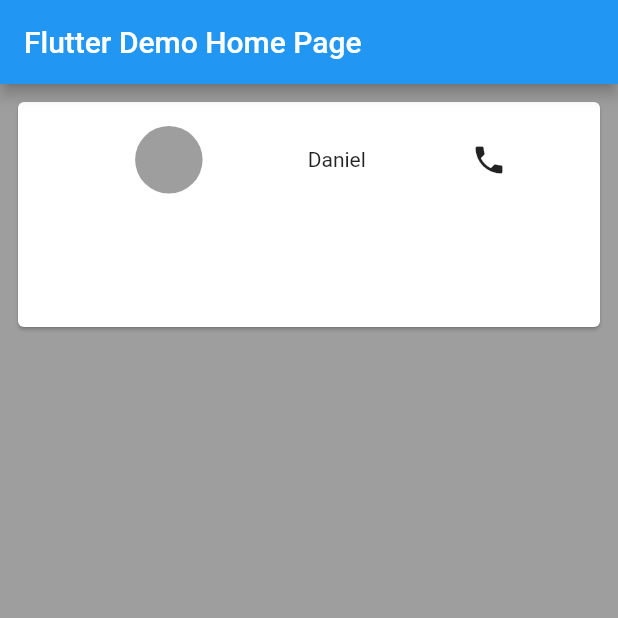
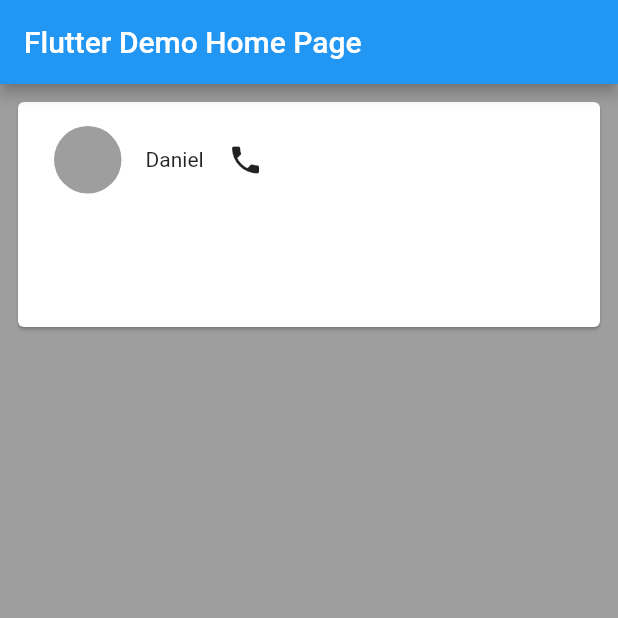
Before and after one commit to dan7sc/flutter-example2, a Flutter app: the screen it shows after launch, on a phone screen of 412 x 824 dp, the top half of it. Run offline on Flutter 3.47's test engine with Material 2 defaults, Android fonts, the phone set to English and light mode, and no system bars.

Commit message:
Add Align around Icon

```diff
--- a/lib/main.dart
+++ b/lib/main.dart
@@ -47,7 +47,7 @@ class _MyHomePageState extends State<MyHomePage> {
                   child: Column(
                     children: [
                       Row(
-                        mainAxisAlignment: MainAxisAlignment.spaceEvenly,
+                        mainAxisAlignment: MainAxisAlignment.start,
                         children: [
                           Padding(
                             padding: const EdgeInsets.symmetric(
@@ -67,7 +67,10 @@ class _MyHomePageState extends State<MyHomePage> {
                             padding: const EdgeInsets.only(right: 16.0),
                             child: Text("Daniel"),
                           ),
-                          Icon(Icons.phone),
+                          Align(
+                            alignment: Alignment.centerRight,
+                            child: Icon(Icons.phone),
+                          ),
                         ],
                       ),
                     ],
```
